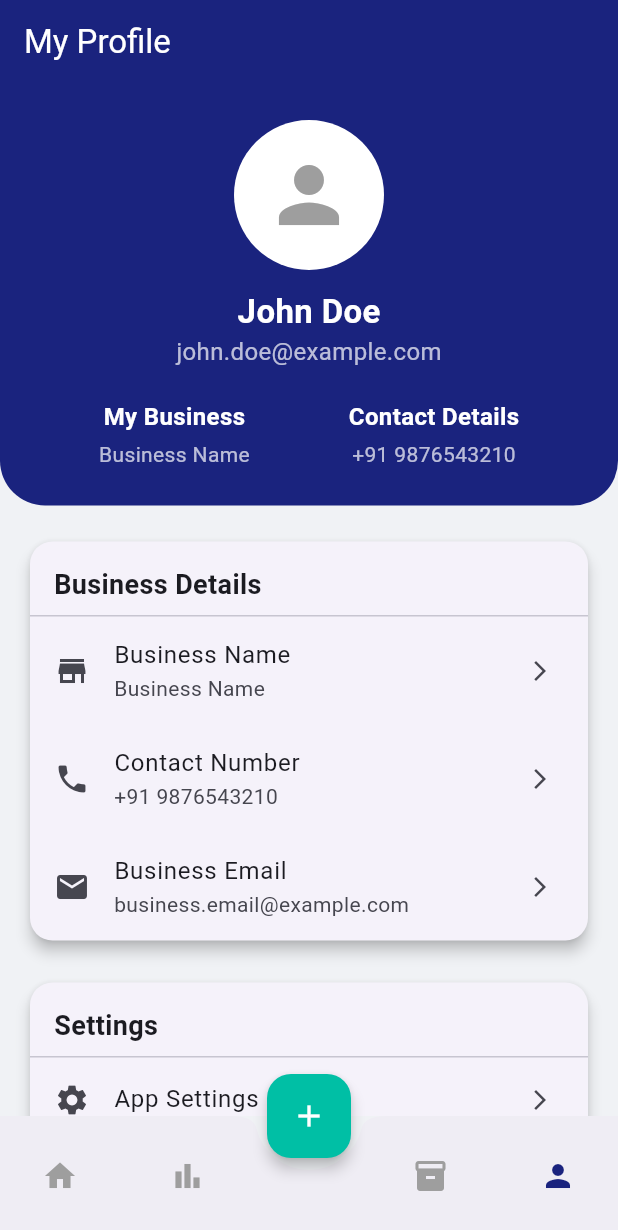
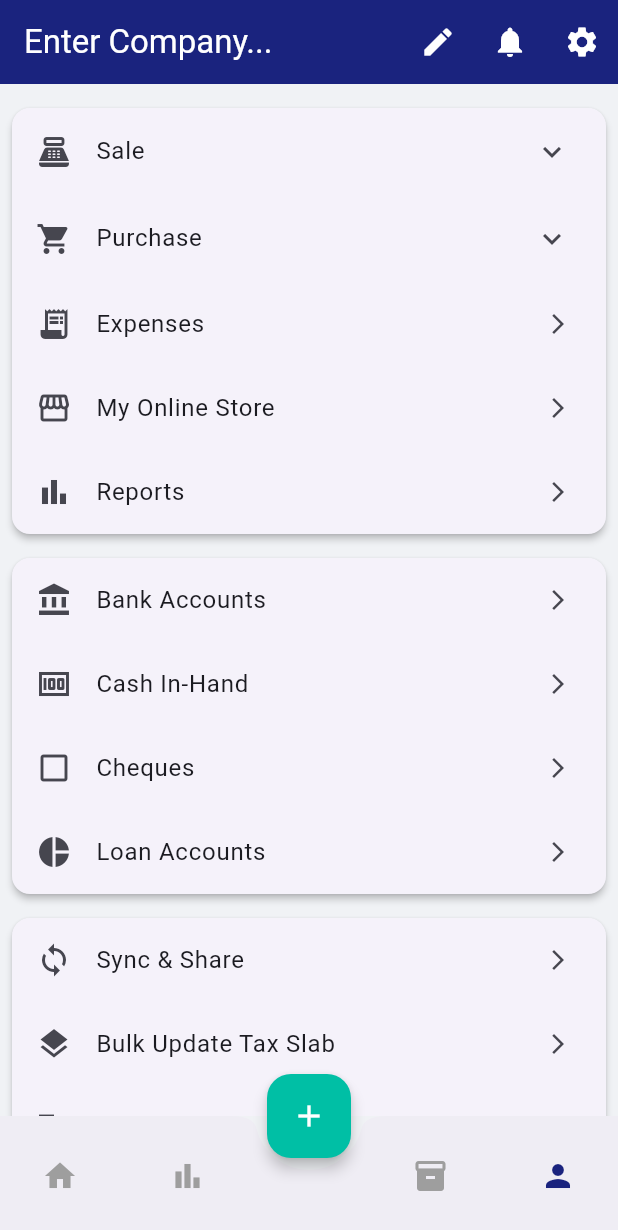
Before and after one commit to neerajklopikl/accountbook, a Flutter app: the screen it shows after launch, item 4 of the bottom bar chosen, on a phone screen of 412 x 824 dp. Shown: the top 1230 px of the screen. Run offline on Flutter 3.47's test engine with Material 3 defaults, Android fonts, the phone set to English and light mode, and no system bars; Roboto replaces fonts that are missing (Poppins).

Commit message:
lpojkdnoplkjk commit

```diff
--- a/lib/screens/profile_screen.dart
+++ b/lib/screens/profile_screen.dart
@@ -7,209 +7,236 @@ class ProfileScreen extends StatelessWidget {
   Widget build(BuildContext context) {
     return Scaffold(
       appBar: AppBar(
-        title: const Text('My Profile'),
+        title: const Text('Enter Company...'),
         backgroundColor: Theme.of(context).primaryColor,
         foregroundColor: Colors.white,
-        elevation: 0,
+        actions: [
+          IconButton(onPressed: () {}, icon: const Icon(Icons.edit)),
+          IconButton(onPressed: () {}, icon: const Icon(Icons.notifications)),
+          IconButton(onPressed: () {}, icon: const Icon(Icons.settings)),
+        ],
       ),
-      body: SingleChildScrollView(
-        child: Column(
-          children: [
-            _buildProfileHeader(context),
-            const SizedBox(height: 20),
-            _buildProfileMenu(context),
-          ],
-        ),
+      body: ListView(
+        padding: const EdgeInsets.all(8.0),
+        children: [
+          _buildMyBusinessSection(context),
+          _buildCashAndBankSection(context),
+          _buildImportantUtilitiesSection(context),
+          _buildOthersSection(context),
+          _buildAppVersion(context),
+        ],
       ),
     );
   }
 
-  Widget _buildProfileHeader(BuildContext context) {
+  Widget _buildCard({required List<Widget> children}) {
+    return Card(
+      elevation: 2,
+      margin: const EdgeInsets.symmetric(vertical: 8.0),
+      shape: RoundedRectangleBorder(borderRadius: BorderRadius.circular(12)),
+      child: Column(
+        children: children,
+      ),
+    );
+  }
+
+  Widget _buildMyBusinessSection(BuildContext context) {
+    return _buildCard(
+      children: [
+        const ExpansionTile(
+          leading: Icon(Icons.point_of_sale),
+          title: Text('Sale'),
+          children: <Widget>[
+            // Add sub-items for Sale here if any
+          ],
+        ),
+        const ExpansionTile(
+          leading: Icon(Icons.shopping_cart),
+          title: Text('Purchase'),
+          children: <Widget>[
+            // Add sub-items for Purchase here if any
+          ],
+        ),
+        ListTile(
+          leading: const Icon(Icons.receipt_long),
+          title: const Text('Expenses'),
+          trailing: const Icon(Icons.arrow_forward_ios, size: 16),
+          onTap: () {},
+        ),
+        ListTile(
+          leading: const Icon(Icons.storefront),
+          title: const Text('My Online Store'),
+          trailing: const Icon(Icons.arrow_forward_ios, size: 16),
+          onTap: () {},
+        ),
+        ListTile(
+          leading: const Icon(Icons.bar_chart),
+          title: const Text('Reports'),
+          trailing: const Icon(Icons.arrow_forward_ios, size: 16),
+          onTap: () {},
+        ),
+      ],
+    );
+  }
+
+  Widget _buildCashAndBankSection(BuildContext context) {
+    return _buildCard(
+      children: [
+        ListTile(
+          leading: const Icon(Icons.account_balance),
+          title: const Text('Bank Accounts'),
+          trailing: const Icon(Icons.arrow_forward_ios, size: 16),
+          onTap: () {},
+        ),
+        ListTile(
+          leading: const Icon(Icons.money),
+          title: const Text('Cash In-Hand'),
+          trailing: const Icon(Icons.arrow_forward_ios, size: 16),
+          onTap: () {},
+        ),
+        ListTile(
+          leading: const Icon(Icons.check_box_outline_blank),
+          title: const Text('Cheques'),
+          trailing: const Icon(Icons.arrow_forward_ios, size: 16),
+          onTap: () {},
+        ),
+        ListTile(
+          leading: const Icon(Icons.pie_chart),
+          title: const Text('Loan Accounts'),
+          trailing: const Icon(Icons.arrow_forward_ios, size: 16),
+          onTap: () {},
+        ),
+      ],
+    );
+  }
+
+  Widget _buildImportantUtilitiesSection(BuildContext context) {
+    return _buildCard(
+      children: [
+        ListTile(
+          leading: const Icon(Icons.sync),
+          title: const Text('Sync & Share'),
+          trailing: const Icon(Icons.arrow_forward_ios, size: 16),
+          onTap: () {},
+        ),
+        ListTile(
+          leading: const Icon(Icons.layers),
+          title: const Text('Bulk Update Tax Slab'),
+          trailing: const Icon(Icons.arrow_forward_ios, size: 16),
+          onTap: () {},
+        ),
+        ListTile(
+          leading: const Icon(Icons.business),
+          title: const Text('Manage Companies'),
+          trailing: const Icon(Icons.arrow_forward_ios, size: 16),
+          onTap: () {},
+        ),
+        const ExpansionTile(
+          leading: Icon(Icons.restore),
+          title: Text('Backup/Restore'),
+          children: <Widget>[],
+        ),
+        ExpansionTile(
+          leading: const Icon(Icons.build),
+          title: Row(
+            children: [
+              const Text('Utilities'),
+              const SizedBox(width: 8),
+              Chip(
+                label: const Text('New', style: TextStyle(color: Colors.white, fontSize: 10)),
+                backgroundColor: Colors.red,
+                padding: const EdgeInsets.all(2),
+                materialTapTargetSize: MaterialTapTargetSize.shrinkWrap,
+              ),
+            ],
+          ),
+          children: const <Widget>[],
+        ),
+      ],
+    );
+  }
+
+  Widget _buildOthersSection(BuildContext context) {
+    return _buildCard(
+      children: [
+        ListTile(
+          leading: const Icon(Icons.local_offer, color: Colors.red),
+          title: const Text('Plans & Pricing'),
+          trailing: const Icon(Icons.arrow_forward_ios, size: 16),
+          onTap: () {},
+        ),
+        ListTile(
+          leading: const Icon(Icons.desktop_windows, color: Colors.blue),
+          title: const Text('Get Desktop Billing Software'),
+          trailing: const Icon(Icons.arrow_forward_ios, size: 16),
+          onTap: () {},
+        ),
+        const ExpansionTile(
+          leading: Icon(Icons.chat, color: Colors.green),
+          title: Text('Grow Your Business'),
+          children: <Widget>[],
+        ),
+        ListTile(
+          leading: const Icon(Icons.settings, color: Colors.grey),
+          title: Row(
+            children: [
+              const Text('Settings'),
+              const SizedBox(width: 8),
+              Chip(
+                label: const Text('New', style: TextStyle(color: Colors.white, fontSize: 10)),
+                backgroundColor: Colors.red,
+                padding: const EdgeInsets.all(2),
+                materialTapTargetSize: MaterialTapTargetSize.shrinkWrap,
+              ),
+            ],
+          ),
+          trailing: const Icon(Icons.arrow_forward_ios, size: 16),
+          onTap: () {
+            Navigator.pushNamed(context, '/settings');
+          },
+        ),
+        const ExpansionTile(
+          leading: Icon(Icons.headset_mic, color: Colors.blue),
+          title: Text('Help & Support'),
+          children: <Widget>[],
+        ),
+        ListTile(
+          leading: const Icon(Icons.star, color: Colors.orange),
+          title: const Text('Rate this app'),
+          trailing: const Icon(Icons.arrow_forward_ios, size: 16),
+          onTap: () {},
+        ),
+      ],
+    );
+  }
+
+  Widget _buildAppVersion(BuildContext context) {
     return Container(
-      padding: const EdgeInsets.symmetric(vertical: 24.0),
+      margin: const EdgeInsets.symmetric(vertical: 8.0),
+      padding: const EdgeInsets.all(16.0),
       decoration: BoxDecoration(
-        color: Theme.of(context).primaryColor,
-        borderRadius: const BorderRadius.only(
-          bottomLeft: Radius.circular(30),
-          bottomRight: Radius.circular(30),
-        ),
+        color: Colors.white,
+        borderRadius: BorderRadius.circular(12),
       ),
       child: Column(
         children: [
-          const CircleAvatar(
-            radius: 50,
-            backgroundColor: Colors.white,
-            child: Icon(
-              Icons.person,
-              size: 60,
-              color: Colors.grey,
+          const Row(
+            mainAxisAlignment: MainAxisAlignment.spaceBetween,
+            children: [
+              Text('App Version'),
+              Text('20.9.4'),
+            ],
+          ),
+          const SizedBox(height: 10),
+          Align(
+            alignment: Alignment.centerLeft,
+            child: TextButton(
+              onPressed: () {},
+              child: const Text('Privacy Policy'),
             ),
-          ),
-          const SizedBox(height: 12),
-          const Text(
-            'John Doe',
-            style: TextStyle(
-              fontSize: 22,
-              fontWeight: FontWeight.bold,
-              color: Colors.white,
-            ),
-          ),
-          const Text(
-            'john.doe@example.com',
-            style: TextStyle(
-              fontSize: 16,
-              color: Colors.white70,
-            ),
-          ),
-          const SizedBox(height: 20),
-          Row(
-            mainAxisAlignment: MainAxisAlignment.spaceEvenly,
-            children: [
-              _buildHeaderInfo('My Business', 'Business Name'),
-              _buildHeaderInfo('Contact Details', '+91 9876543210'),
-            ],
           ),
         ],
       ),
     );
   }
-
-  Widget _buildHeaderInfo(String title, String subtitle) {
-    return Column(
-      children: [
-        Text(
-          title,
-          style: const TextStyle(
-            fontSize: 16,
-            fontWeight: FontWeight.bold,
-            color: Colors.white,
-          ),
-        ),
-        const SizedBox(height: 4),
-        Text(
-          subtitle,
-          style: const TextStyle(
-            fontSize: 14,
-            color: Colors.white70,
-          ),
-        ),
-      ],
-    );
-  }
-
-  Widget _buildProfileMenu(BuildContext context) {
-    return Padding(
-      padding: const EdgeInsets.symmetric(horizontal: 16.0),
-      child: Column(
-        children: [
-          _buildMenuCategory(
-            title: 'Business Details',
-            children: [
-              _buildMenuOption(
-                icon: Icons.store,
-                title: 'Business Name',
-                subtitle: 'Business Name',
-                onTap: () {},
-              ),
-              _buildMenuOption(
-                icon: Icons.phone,
-                title: 'Contact Number',
-                subtitle: '+91 9876543210',
-                onTap: () {},
-              ),
-              _buildMenuOption(
-                icon: Icons.email,
-                title: 'Business Email',
-                subtitle: 'business.email@example.com',
-                onTap: () {},
-              ),
-            ],
-          ),
-          const SizedBox(height: 20),
-          _buildMenuCategory(
-            title: 'Settings',
-            children: [
-              _buildMenuOption(
-                icon: Icons.settings,
-                title: 'App Settings',
-                onTap: () {
-                  Navigator.pushNamed(context, '/settings');
-                },
-              ),
-              _buildMenuOption(
-                icon: Icons.lock,
-                title: 'Change Password',
-                onTap: () {},
-              ),
-              _buildMenuOption(
-                icon: Icons.logout,
-                title: 'Logout',
-                onTap: () {},
-              ),
-            ],
-          ),
-        ],
-      ),
-    );
-  }
-
-  Widget _buildMenuCategory(
-      {required String title, required List<Widget> children}) {
-    return Card(
-      elevation: 4,
-      shape: RoundedRectangleBorder(borderRadius: BorderRadius.circular(15)),
-      child: Column(
-        crossAxisAlignment: CrossAxisAlignment.start,
-        children: [
-          Padding(
-            padding: const EdgeInsets.fromLTRB(16, 16, 16, 8),
-            child: Text(
-              title,
-              style: const TextStyle(
-                fontSize: 18,
-                fontWeight: FontWeight.bold,
-              ),
-            ),
-          ),
-          const Divider(height: 0),
-          ...children,
-        ],
-      ),
-    );
-  }
-
-  Widget _buildMenuOption(
-      {required IconData icon,
-      required String title,
-      String? subtitle,
-      required VoidCallback onTap}) {
-    return ListTile(
-      leading: Icon(icon),
-      title: Text(title),
-      subtitle: subtitle != null ? Text(subtitle) : null,
-      trailing: const Icon(Icons.arrow_forward_ios, size: 16),
-      onTap: onTap,
-    );
-  }
-
-  Widget _buildLogoutButton(BuildContext context) {
-    return Padding(
-      padding: const EdgeInsets.symmetric(horizontal: 16.0),
-      child: ElevatedButton.icon(
-        onPressed: () {
-          // TODO: Implement logout functionality
-        },
-        icon: const Icon(Icons.logout, color: Colors.white),
-        label: const Text('Logout',
-            style: TextStyle(color: Colors.white, fontSize: 16)),
-        style: ElevatedButton.styleFrom(
-          backgroundColor: Colors.redAccent,
-          minimumSize: const Size(double.infinity, 50),
-          shape: RoundedRectangleBorder(
-            borderRadius: BorderRadius.circular(12),
-          ),
-        ),
-      ),
-    );
-  }
 }
```
